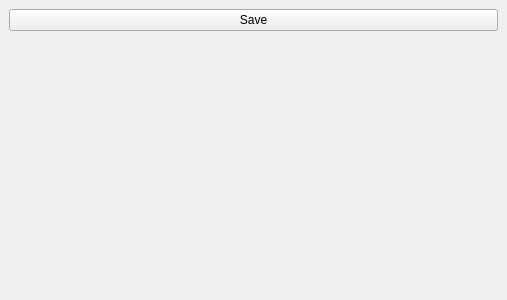
Before: the Qt Designer form src/marrhildreth.ui in buzzcz/ZVI, drawn with Qt 5.
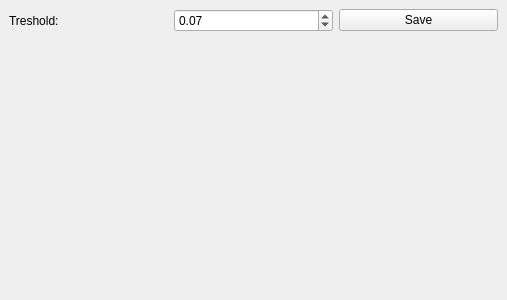
After: the same form once the commit is applied.

Diff of the .ui file:
```diff
--- a/src/marrhildreth.ui
+++ b/src/marrhildreth.ui
@@ -26,6 +26,29 @@
       <property name="sizeConstraint">
        <enum>QLayout::SetDefaultConstraint</enum>
       </property>
+      <item>
+       <widget class="QLabel" name="label_2">
+        <property name="text">
+         <string>Treshold:</string>
+        </property>
+       </widget>
+      </item>
+      <item>
+       <widget class="QDoubleSpinBox" name="tresholdSpin">
+        <property name="minimum">
+         <double>0.010000000000000</double>
+        </property>
+        <property name="maximum">
+         <double>100.000000000000000</double>
+        </property>
+        <property name="singleStep">
+         <double>0.010000000000000</double>
+        </property>
+        <property name="value">
+         <double>0.070000000000000</double>
+        </property>
+       </widget>
+      </item>
       <item>
        <widget class="QPushButton" name="saveButton">
         <property name="text">
```
